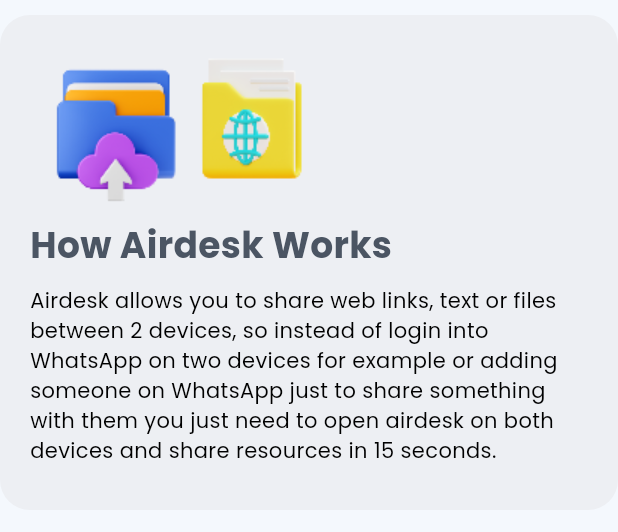
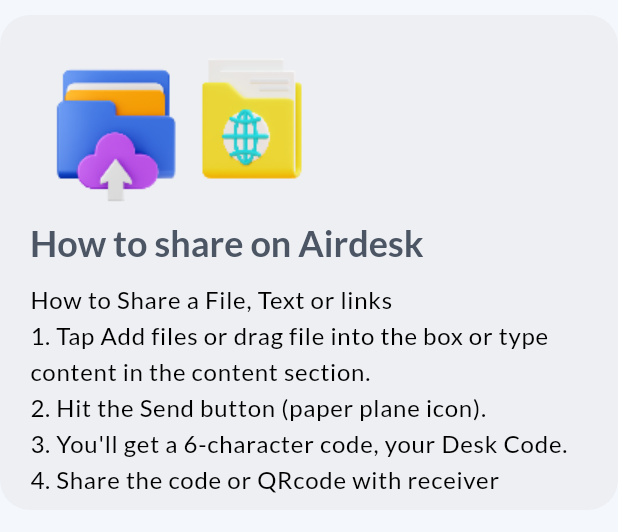
Before and after one commit to TheNairaSign/airdesk, a Flutter app: the About widget shown alone on an empty page, opened directly, on a phone screen of 412 x 824 dp. Shown: the top 532 px of the screen. Run offline on Flutter 3.47's test engine with Material 3 defaults, Android fonts, the phone set to English and light mode, and no system bars; our stand-ins replace animate_do, cached_network_image, device_info_plus, dio, file_picker, flutter_spinkit and 5 more; missing offline and left inert: mobile_scanner, receive_sharing_intent; accounts and stored records are empty; network calls fail.

```diff
--- a/lib/main.dart
+++ b/lib/main.dart
@@ -13,6 +13,9 @@
 
 void main() async {
   WidgetsFlutterBinding.ensureInitialized();
+  // await Firebase.initializeApp(
+  //   options: DefaultFirebaseOptions.currentPlatform,
+  // );
   SystemChrome.setEnabledSystemUIMode(SystemUiMode.edgeToEdge);
   SystemChrome.setPreferredOrientations([DeviceOrientation.portraitUp]);
   runApp(
@@ -29,8 +32,23 @@
   );
 }
 
-class AirDesk extends StatelessWidget {
+class AirDesk extends StatefulWidget {
   const AirDesk({super.key});
+
+  @override
+  State<AirDesk> createState() => _AirDeskState();
+}
+
+class _AirDeskState extends State<AirDesk> {
+
+  /*
+  @override
+  initState() {
+    super.initState();
+    FirebaseMessagingService.initialize(context);
+    // NotificationService.getFCMToken(context);
+  }
+  */
 
   @override
   Widget build(BuildContext context) {
--- a/lib/pages/data_page/widgets/content_container.dart
+++ b/lib/pages/data_page/widgets/content_container.dart
@@ -18,7 +18,7 @@
       decoration: BoxDecoration(
         color: primaryGreen,
         borderRadius: const BorderRadius.all(Radius.circular(10)),
-        border: Border.all(color: bordercolor, width: 2)
+        border: Border.all(color: bordercolor, width: 1)
       ),
       child: Column(
         crossAxisAlignment: CrossAxisAlignment.start,
--- a/lib/pages/main_page/widgets/about.dart
+++ b/lib/pages/main_page/widgets/about.dart
@@ -1,5 +1,4 @@
 import 'package:flutter/material.dart';
-import 'package:google_fonts/google_fonts.dart';
 
 class About extends StatelessWidget {
   const About({super.key});
@@ -19,8 +18,8 @@
         children: [
           Image.asset("assets/folders.png"),
           Text(
-            "How Airdesk Works",
-            style: GoogleFonts.poppins(
+            "How to share on Airdesk",
+            style: Theme.of(context).textTheme.headlineSmall?.copyWith(
               fontSize: 24,
               fontWeight: FontWeight.bold,
               color: const Color(0xff4b5563),
@@ -28,9 +27,9 @@
           ),
           const SizedBox(height: 10),
           Text(
-            """Airdesk allows you to share web links, text or files between 2 devices, so instead of login into WhatsApp on two devices for example or adding someone on WhatsApp just to share something with them you just need to open airdesk on both devices and share resources in 15 seconds.""",
-            style: GoogleFonts.poppins(color: Colors.black),
-          )
+            'How to Share a File, Text or links\n1. Tap Add files or drag file into the box or type content in the content section.\n2. Hit the Send button (paper plane icon).\n3. You\'ll get a 6-character code, your Desk Code.\n4. Share the code or QRcode with receiver',
+            style: Theme.of(context).textTheme.bodyLarge?.copyWith(color: Colors.black),
+          ),
         ],
       ),
     );
--- a/lib/service/url_launcher_service.dart
+++ b/lib/services/url_launcher_service.dart
@@ -4,7 +4,7 @@
 
   // Launch URL in external browser
   static Future<void> launchInBrowser() async {
-    final Uri url = Uri.parse("https://x.com/Airdesk_link?t=qKczUp_QGNzZcCGmpLCe-w&s=09");
+    final Uri url = Uri.parse("https://x.com/Airdesk_me");
     if (!await launchUrl(
       url,
       mode: LaunchMode.externalApplication,
@@ -15,7 +15,7 @@
 
   // Launch URL in in-app browser
   static Future<void> launchInAppBrowser() async {
-    final Uri url = Uri.parse("https://x.com/Airdesk_link?t=qKczUp_QGNzZcCGmpLCe-w&s=09");
+    final Uri url = Uri.parse("https://x.com/Airdesk_me");
     if (!await launchUrl(
       url,
       mode: LaunchMode.inAppWebView,
--- a/lib/themes/dark_theme.dart
+++ b/lib/themes/dark_theme.dart
@@ -6,11 +6,19 @@
   brightness: Brightness.dark,
   textTheme: TextTheme(
     headlineLarge: GoogleFonts.lato(color: Colors.white),
-    bodyLarge: GoogleFonts.lato(
-      color: Colors.white,
-
-      ),
+    bodyLarge: GoogleFonts.lato(color: Colors.white),
     headlineSmall: GoogleFonts.lato(color: Colors.grey),
+    bodySmall: GoogleFonts.lato(color: Colors.grey),
+    titleLarge: GoogleFonts.lato(color: Colors.white),
+    titleMedium: GoogleFonts.lato(color: Colors.white),
+    titleSmall: GoogleFonts.lato(color: Colors.grey),
+    labelLarge: GoogleFonts.lato(color: Colors.white),
+    labelMedium: GoogleFonts.lato(color: Colors.grey),
+    labelSmall: GoogleFonts.lato(color: Colors.grey),
+    bodyMedium: GoogleFonts.lato(color: Colors.white),
+    displayLarge: GoogleFonts.lato(color: Colors.white),
+    displayMedium: GoogleFonts.lato(color: Colors.white),
+    displaySmall: GoogleFonts.lato(color: Colors.white),
   ),
   cardColor: Colors.grey,
   shadowColor: Colors.white,
--- a/lib/themes/light_theme.dart
+++ b/lib/themes/light_theme.dart
@@ -5,10 +5,23 @@
   brightness: Brightness.light,
   scaffoldBackgroundColor: const Color(0xfff4f8fd),
   textTheme: TextTheme(
-    headlineLarge: GoogleFonts.poppins(color: Colors.black),
-    headlineSmall: GoogleFonts.poppins(color: const Color(0xff14532D),),
-    bodyLarge:  GoogleFonts.poppins(color: Colors.black),
+    headlineLarge: GoogleFonts.lato(color: Colors.black),
+    headlineSmall: GoogleFonts.lato(color: const Color(0xff14532D),),
+    bodyLarge:  GoogleFonts.lato(color: Colors.black),
+    bodyMedium: GoogleFonts.lato(color: Colors.black87),
+    bodySmall: GoogleFonts.lato(color: Colors.black54),
+    labelLarge: GoogleFonts.lato(color: Colors.black),
+    labelMedium: GoogleFonts.lato(color: Colors.black87),
+    labelSmall: GoogleFonts.lato(color: Colors.black54),
+    titleLarge: GoogleFonts.lato(color: Colors.black),
+    titleMedium: GoogleFonts.lato(color: Colors.black87),
+    titleSmall: GoogleFonts.lato(color: Colors.black54),
+    displayLarge: GoogleFonts.lato(color: Colors.black),
+    displayMedium: GoogleFonts.lato(color: Colors.black87),
+    displaySmall: GoogleFonts.lato(color: Colors.black54),
   ),
   cardColor: const Color(0xfff4f8fd),
   shadowColor: const Color.fromRGBO(0, 108, 255, 0.1)
 );
+
+const placeholderProfilePic = 'https://avatar.iran.liara.run/public/boy?username=Ash';
--- a/pubspec.yaml
+++ b/pubspec.yaml
@@ -32,10 +32,15 @@
   archive: ^3.6.1
   cached_network_image: ^3.2.1
   cupertino_icons: ^1.0.6
+  device_info_plus: ^11.4.0
   dio: ^5.6.0
+  faker: ^2.2.0
   file_picker: ^8.0.0+1
+  firebase_core: ^3.8.0
+  firebase_messaging: ^15.1.5
   flutter:
     sdk: flutter
+  # flutter_local_notifications: ^19.1.0
   flutter_spinkit: ^5.2.1
   flutter_svg: ^2.0.10+1
   google_fonts: ^6.2.1
```
Also changed, not shown: lib/pages/data_page/qr_data_page.dart (+4 -7 lines), lib/pages/data_page/widgets/file_display_container.dart (+2 -5 lines), lib/pages/main_page/main_page.dart (+20 -11 lines), lib/pages/main_page/my_desk_page.dart (added, +115 -0 lines), lib/pages/main_page/widgets/status_switch.dart (added, +64 -0 lines), lib/pages/main_page/widgets/view_container.dart (+10 -8 lines), lib/pages/navigation/widgets/history_container.dart (+6 -9 lines), lib/providers/my_desk_provider.dart (added, +18 -0 lines), lib/services/firebase_notification.dart (added, +119 -0 lines), lib/utils/get_device_info.dart (added, +26 -0 lines), assets/x.png (added), pubspec.lock, 132 other files.
